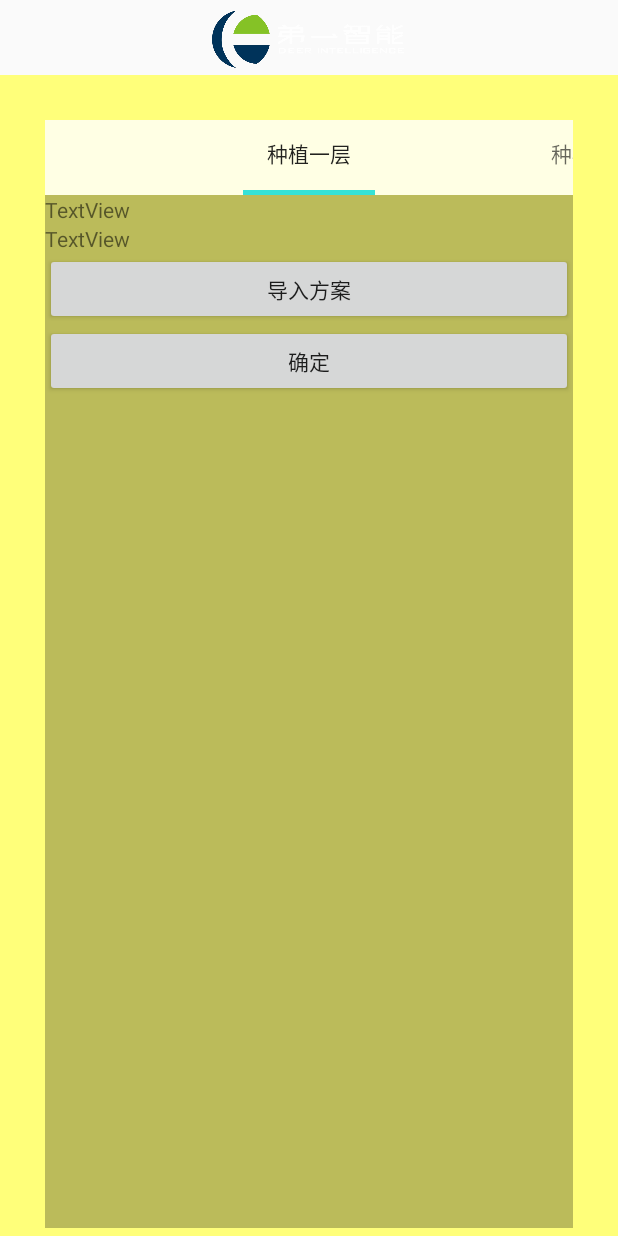
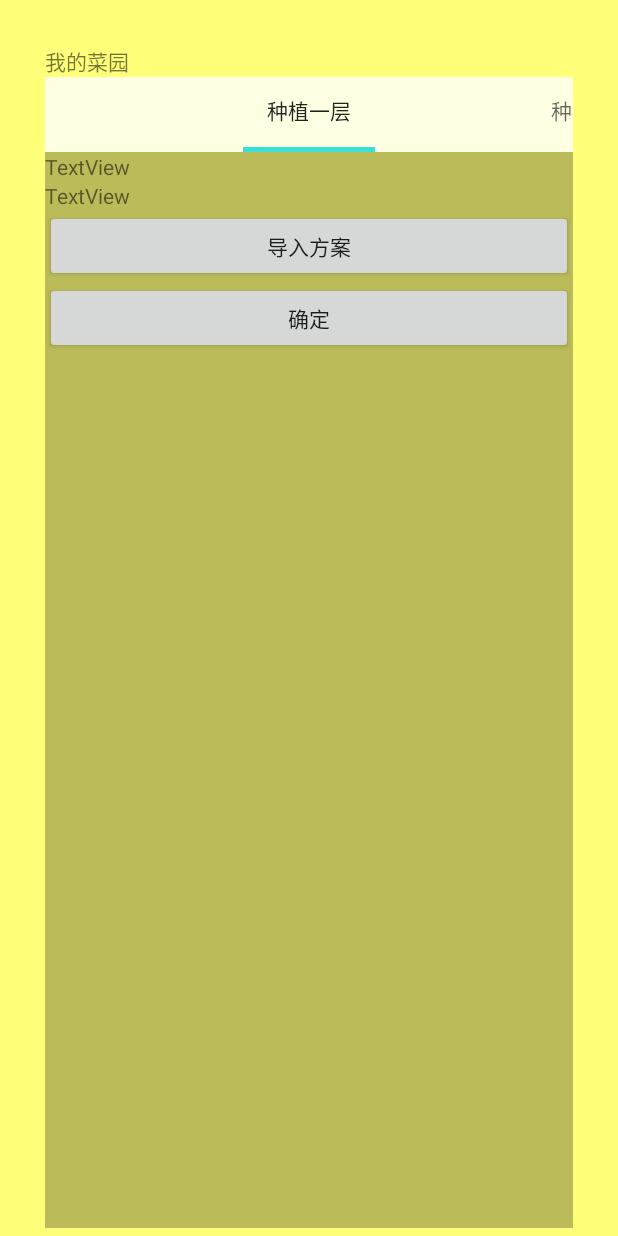
Before and after one commit to lyxsh1995/homefarmProject, an Android app: the Caiyuan screen opened directly, with no data from a screen before it, on a phone screen of 412 x 824 dp. Run offline under Robolectric (Android 15) with nearby library versions, the phone set to English and light mode, and no system bars.

Commit message:
沉浸式

```diff
--- a/app/build.gradle
+++ b/app/build.gradle
@@ -7,8 +7,8 @@ android {
     buildToolsVersion '23.0.2'
     defaultConfig {
         applicationId 'hanwenjiaoyu.homefarm'
-        minSdkVersion 15
-        targetSdkVersion 21
+        minSdkVersion 10
+        targetSdkVersion 22
         versionCode 1
         versionName "1.0"
         testInstrumentationRunner "android.support.test.runner.AndroidJUnitRunner"
@@ -23,7 +23,7 @@ android {
         城市农场 {
             minSdkVersion 15
             applicationId 'hanwenjiaoyu.homefarm'
-            targetSdkVersion 21
+            targetSdkVersion 22
         }
     }
 }
--- a/app/src/main/res/layout/activity_main.xml
+++ b/app/src/main/res/layout/activity_main.xml
@@ -17,6 +17,7 @@
         android:orientation="vertical"
         android:background="@mipmap/beijing2"
         >
+
 
         <LinearLayout
             android:orientation="vertical"
--- a/app/src/main/res/layout/caiyuan.xml
+++ b/app/src/main/res/layout/caiyuan.xml
@@ -2,16 +2,8 @@
 <LinearLayout xmlns:android="http://schemas.android.com/apk/res/android"
               android:orientation="vertical"
               android:layout_width="match_parent"
-              android:layout_height="match_parent">
-
-    <ImageView
-        android:layout_height="50dp"
-        android:id="@+id/imageView"
-        android:adjustViewBounds="false"
-        android:cropToPadding="false"
-        android:src="@mipmap/logo"
-        android:layout_width="match_parent"
-        android:padding="3dp"/>
+              android:layout_height="match_parent"
+    >
 
     <FrameLayout
         android:layout_width="match_parent"
@@ -33,6 +25,12 @@
             android:background="#66ffffff"
             android:paddingBottom="5dp">
 
+            <TextView
+                android:text="我的菜园"
+                android:layout_width="match_parent"
+                android:layout_height="wrap_content"
+                android:id="@+id/textView5"/>
+
             <android.support.v4.view.ViewPager
                     android:id="@+id/viewpager1"
                     android:layout_width="match_parent"
--- a/app/src/main/res/layout/title.xml
+++ b/app/src/main/res/layout/title.xml
@@ -20,7 +20,7 @@
         android:layout_height="wrap_content"
         android:weightSum="1"
         android:gravity="center_vertical"
-        >
+        android:layout_marginTop="10dp">
 
             <ImageView
                 android:layout_width="match_parent"
--- a/app/src/main/res/values-v11/styles.xml
+++ b/app/src/main/res/values-v11/styles.xml
@@ -1,14 +1,7 @@
 <resources>
 
-    <style name="ImageTranslucentTheme" parent="AppTheme.Base">
+    <style name="ImageTranslucentTheme" parent="Theme.AppCompat.NoActionBar">
         <!--在Android 4.4之前的版本上运行，直接跟随系统主题-->
-    </style>
-    <!--
-        Base application theme for API 11+. This theme completely replaces
-        AppBaseTheme from res/values/styles.xml on API 11+ devices.
-    -->
-    <style name="AppBaseTheme" parent="android:Theme.Holo.Light">
-        <!-- API 11 theme customizations can go here. -->
     </style>
 
 </resources>
--- a/app/src/main/res/values-v14/styles.xml
+++ b/app/src/main/res/values-v14/styles.xml
@@ -1,15 +1,7 @@
 <resources>
 
-    <style name="ImageTranslucentTheme" parent="AppTheme.Base">
+    <style name="ImageTranslucentTheme" parent="Theme.AppCompat.NoActionBar">
         <!--在Android 4.4之前的版本上运行，直接跟随系统主题-->
-    </style>
-    <!--
-        Base application theme for API 14+. This theme completely replaces
-        AppBaseTheme from BOTH res/values/styles.xml and
-        res/values-v11/styles.xml on API 14+ devices.
-    -->
-    <style name="AppBaseTheme" parent="android:Theme.Holo.Light.DarkActionBar">
-        <!-- API 14 theme customizations can go here. -->
     </style>
 
 </resources>
--- a/app/src/main/res/values-v19/styles.xml
+++ b/app/src/main/res/values-v19/styles.xml
@@ -1,7 +1,7 @@
 <?xml version="1.0" encoding="utf-8"?>
 <resources>
 
-    <style name="ImageTranslucentTheme" parent="Theme.AppCompat.Light.DarkActionBar">
+    <style name="ImageTranslucentTheme" parent="Theme.AppCompat.Light.NoActionBar">
         <item name="android:windowTranslucentStatus">true</item>
         <item name="android:windowTranslucentNavigation">true</item>
     </style>
--- a/app/src/main/res/values-v21/styles.xml
+++ b/app/src/main/res/values-v21/styles.xml
@@ -1,7 +1,7 @@
 <?xml version="1.0" encoding="utf-8"?>
 <resources>
 
-    <style name="ImageTranslucentTheme" parent="Theme.AppCompat.Light.DarkActionBar">
+    <style name="ImageTranslucentTheme" parent="Theme.AppCompat.Light.NoActionBar">
         <item name="android:windowTranslucentStatus">false</item>
         <item name="android:windowTranslucentNavigation">true</item>
         <!--Android 5.x开始需要把颜色设置透明，否则导航栏会呈现系统默认的浅灰色-->
--- a/app/src/main/res/values/styles.xml
+++ b/app/src/main/res/values/styles.xml
@@ -1,8 +1,9 @@
 <resources>
-
-    <style name="ImageTranslucentTheme" parent="AppTheme.Base">
+    <style name="ImageTranslucentTheme" parent="Theme.AppCompat.NoActionBar">
         <!--在Android 4.4之前的版本上运行，直接跟随系统主题-->
     </style>
+
+    <style name="AppTheme" parent="AppTheme.Base"></style>
     <style name="AppTheme.Base" parent="@style/Theme.AppCompat.NoActionBar">
         <item name="toolbarNavigationButtonStyle">@style/mToolbarNavigationButtonStyle</item>
         <item name="android:spinnerStyle">@style/mSpinnerStyle</item>
@@ -27,12 +28,6 @@
             backward-compatibility can go here.
         -->
     </style>
-
-    <!-- Application theme. -->
-    <style name="AppTheme" parent="AppBaseTheme">
-        <!-- All customizations that are NOT specific to a particular API-level can go here. -->
-    </style>
-
 
     <string name="toastFailed">Failed!</string>
     <string name="buttonOp">More&#8230;</string>
```
Also changed, not shown: app/src/main/java/hanwenjiaoyu/homefarm/MainActivity.java (+9 -4 lines).
